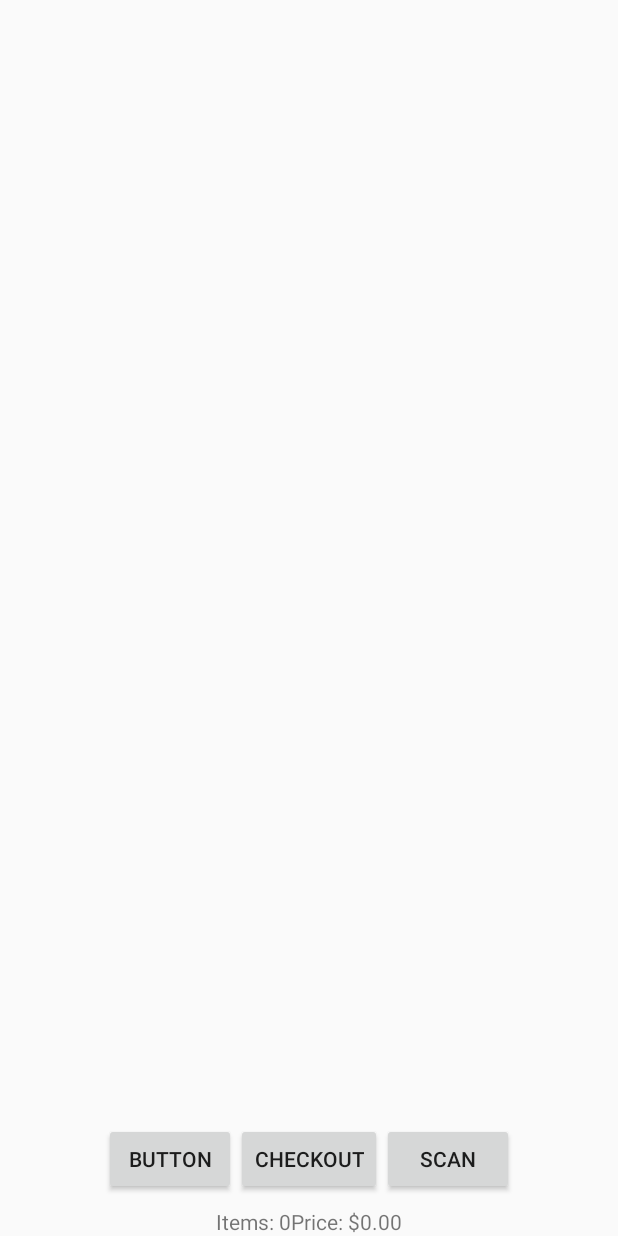
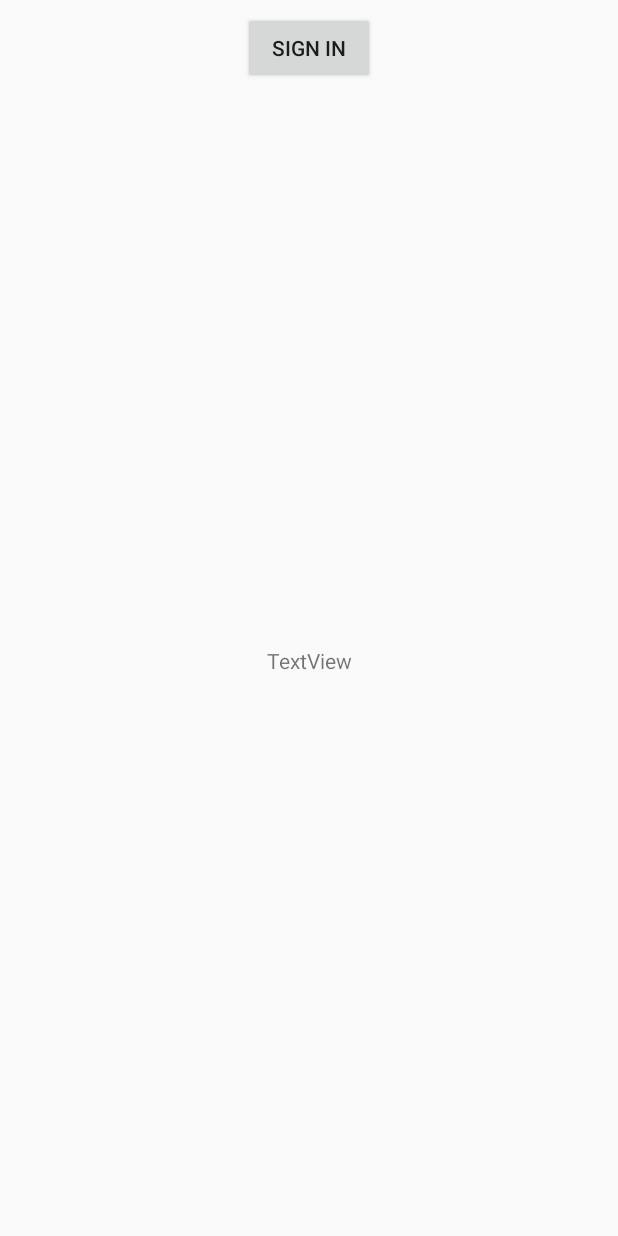
Before and after one commit to Abhishek1098/ShopNScan, an Android app: the screen it shows after launch (MainActivity before the commit, AuthenticationActivity after it), on a phone screen of 412 x 824 dp. Run offline under Robolectric (Android 15) with nearby library versions, the phone set to English and light mode, and no system bars.

Commit message:
firebase auth

```diff
--- a/app/build.gradle
+++ b/app/build.gradle
@@ -23,6 +23,9 @@ dependencies {
     implementation 'com.android.support:multidex:1.0.3'
     implementation 'com.android.support:appcompat-v7:26.1.0'
     implementation 'com.android.support.constraint:constraint-layout:1.1.3'
+    implementation 'com.google.firebase:firebase-core:16.0.1'
+    implementation 'com.google.firebase:firebase-auth:16.0.3'
+    implementation 'com.google.android.gms:play-services-auth:15.0.1'
     implementation 'com.google.android.gms:play-services:12.0.1'
     implementation 'com.google.android.gms:play-services-vision:12.0.1'
 
@@ -30,3 +33,5 @@ dependencies {
     androidTestImplementation 'com.android.support.test:runner:1.0.2'
     androidTestImplementation 'com.android.support.test.espresso:espresso-core:3.0.2'
 }
+
+apply plugin: 'com.google.gms.google-services'
--- a/app/src/main/AndroidManifest.xml
+++ b/app/src/main/AndroidManifest.xml
@@ -11,7 +11,8 @@
         android:roundIcon="@mipmap/ic_launcher_round"
         android:supportsRtl="true"
         android:theme="@style/AppTheme">
-        <activity android:name=".MainActivity">
+        <activity android:name=".MainActivity">  </activity>
+        <activity android:name=".AuthenticationActivity">
             <intent-filter>
                 <action android:name="android.intent.action.MAIN" />
 
--- /dev/null
+++ b/app/src/main/java/com/example/shopnscan/AuthenticationActivity.java
@@ -0,0 +1,80 @@
+package com.example.shopnscan;
+
+import android.content.Intent;
+import android.support.annotation.NonNull;
+import android.support.annotation.Nullable;
+import android.support.v7.app.AppCompatActivity;
+import android.os.Bundle;
+import android.view.View;
+import android.widget.TextView;
+import android.widget.Toast;
+
+import com.google.android.gms.auth.api.Auth;
+import com.google.android.gms.auth.api.signin.GoogleSignInAccount;
+import com.google.android.gms.auth.api.signin.GoogleSignInOptions;
+import com.google.android.gms.auth.api.signin.GoogleSignInResult;
+import com.google.android.gms.common.ConnectionResult;
+import com.google.android.gms.common.api.GoogleApiClient;
+
+public class AuthenticationActivity extends AppCompatActivity implements GoogleApiClient.OnConnectionFailedListener {
+
+    //Firebase Authentication
+    private GoogleApiClient apiClient;
+
+    private static final String CLIENT_ID = "579833266681-eu4na2tkkjf5alm69rtu4n4mv0c4r6bc.apps.googleusercontent.com";
+    private static final int RC_SIGN_IN = 0001;
+
+
+    @Override
+    public void onConnectionFailed(@NonNull ConnectionResult connectionResult) {
+
+    }
+
+    @Override
+    protected void onCreate(Bundle savedInstanceState) {
+        super.onCreate(savedInstanceState);
+        setContentView(R.layout.activity_authentication);
+
+
+        //Firebase Authenticaton
+
+        GoogleSignInOptions gso = new GoogleSignInOptions.Builder(GoogleSignInOptions.DEFAULT_SIGN_IN)
+                .requestIdToken(CLIENT_ID)
+                .requestEmail()
+                .build();
+
+        apiClient = new GoogleApiClient.Builder(this)
+                .enableAutoManage(this, this)
+                .addApi(Auth.GOOGLE_SIGN_IN_API, gso)
+                .build();
+
+        (findViewById(R.id.ui_auth_signin)).setOnClickListener(new View.OnClickListener() {
+            @Override
+            public void onClick(View v) {
+                Intent intent = Auth.GoogleSignInApi.getSignInIntent(apiClient);
+                startActivityForResult(intent, RC_SIGN_IN);
+            }
+        });
+    }
+
+    @Override
+    protected void onActivityResult(int requestCode, int resultCode, @Nullable Intent data) {
+        super.onActivityResult(requestCode, resultCode, data);
+
+
+        if(requestCode == RC_SIGN_IN) {
+            GoogleSignInResult signInResult = Auth.GoogleSignInApi.getSignInResultFromIntent(data);
+            handleSignInResult(signInResult);
+        }
+
+    }
+
+    private void handleSignInResult(GoogleSignInResult signInResult) {
+
+
+        Toast.makeText(this, "Welcome!", Toast.LENGTH_SHORT).show();
+        startActivity(new Intent(AuthenticationActivity.this, MainActivity.class));
+
+
+    }
+}
--- /dev/null
+++ b/app/src/main/res/layout/activity_authentication.xml
@@ -0,0 +1,38 @@
+<?xml version="1.0" encoding="utf-8"?>
+<android.support.constraint.ConstraintLayout xmlns:android="http://schemas.android.com/apk/res/android"
+    xmlns:app="http://schemas.android.com/apk/res-auto"
+    xmlns:tools="http://schemas.android.com/tools"
+    android:layout_width="match_parent"
+    android:layout_height="match_parent"
+    tools:context=".AuthenticationActivity">
+
+    <Button
+        android:id="@+id/ui_auth_signin"
+        android:layout_width="wrap_content"
+        android:layout_height="wrap_content"
+        android:layout_marginStart="8dp"
+        android:layout_marginLeft="8dp"
+        android:layout_marginTop="8dp"
+        android:layout_marginEnd="8dp"
+        android:layout_marginRight="8dp"
+        android:text="Sign In"
+        app:layout_constraintEnd_toEndOf="parent"
+        app:layout_constraintStart_toStartOf="parent"
+        app:layout_constraintTop_toTopOf="parent" />
+
+    <TextView
+        android:id="@+id/textView"
+        android:layout_width="wrap_content"
+        android:layout_height="wrap_content"
+        android:layout_marginStart="8dp"
+        android:layout_marginLeft="8dp"
+        android:layout_marginTop="8dp"
+        android:layout_marginEnd="8dp"
+        android:layout_marginRight="8dp"
+        android:layout_marginBottom="8dp"
+        android:text="TextView"
+        app:layout_constraintBottom_toBottomOf="parent"
+        app:layout_constraintEnd_toEndOf="parent"
+        app:layout_constraintStart_toStartOf="parent"
+        app:layout_constraintTop_toBottomOf="@+id/ui_auth_signin" />
+</android.support.constraint.ConstraintLayout>
--- a/build.gradle
+++ b/build.gradle
@@ -8,6 +8,7 @@ buildscript {
     }
     dependencies {
         classpath 'com.android.tools.build:gradle:3.3.2'
+        classpath 'com.google.gms:google-services:4.1.0'
 
         // NOTE: Do not place your application dependencies here; they belong
         // in the individual module build.gradle files
```
Also changed, not shown: app/src/main/java/com/example/shopnscan/MainActivity.java (+16 -1 lines), 1 other file.
